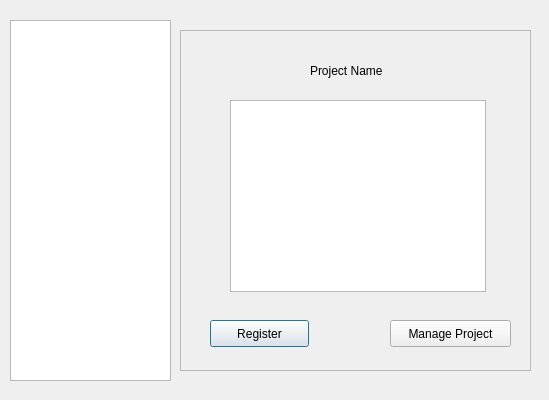
This is studentprojectregisterview.ui in abhinavthukral28/stuPID as Qt 5 draws it before an edit. The edited form follows.
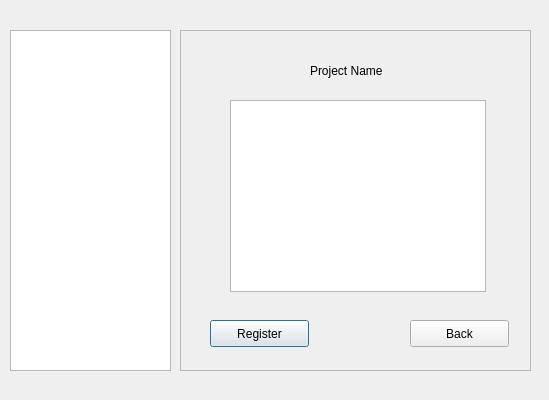
This is the edited form.

Patch:
```diff
--- a/studentprojectregisterview.ui
+++ b/studentprojectregisterview.ui
@@ -67,14 +67,14 @@
    <widget class="QPushButton" name="manageProjectButton">
     <property name="geometry">
      <rect>
-      <x>210</x>
+      <x>230</x>
       <y>290</y>
-      <width>121</width>
+      <width>99</width>
       <height>27</height>
      </rect>
     </property>
     <property name="text">
-     <string>Manage Project</string>
+     <string>Back</string>
     </property>
    </widget>
   </widget>
@@ -82,9 +82,9 @@
    <property name="geometry">
     <rect>
      <x>10</x>
-     <y>20</y>
+     <y>30</y>
      <width>161</width>
-     <height>361</height>
+     <height>341</height>
     </rect>
    </property>
   </widget>
```
